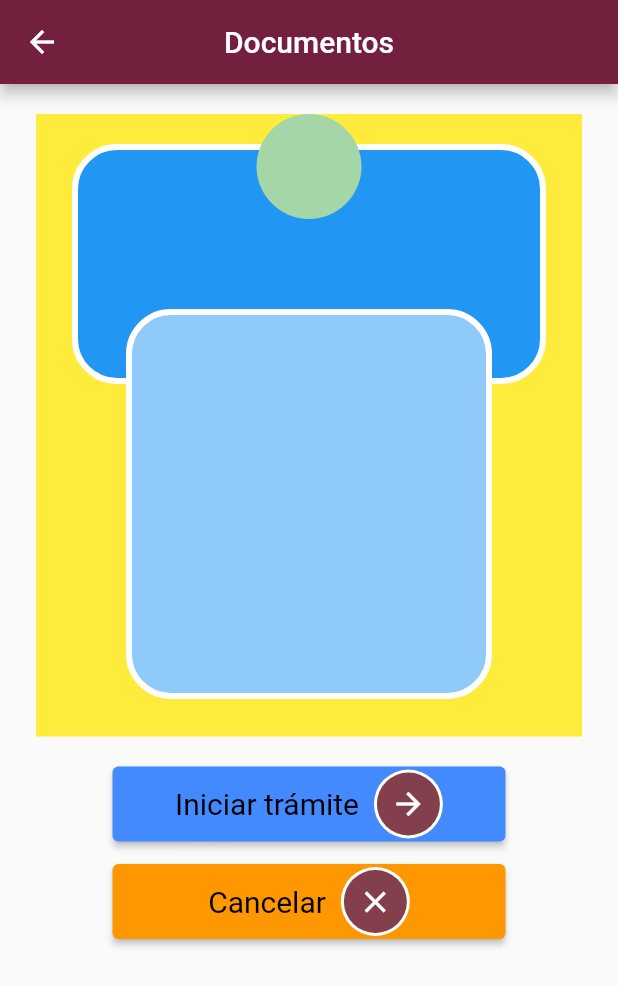
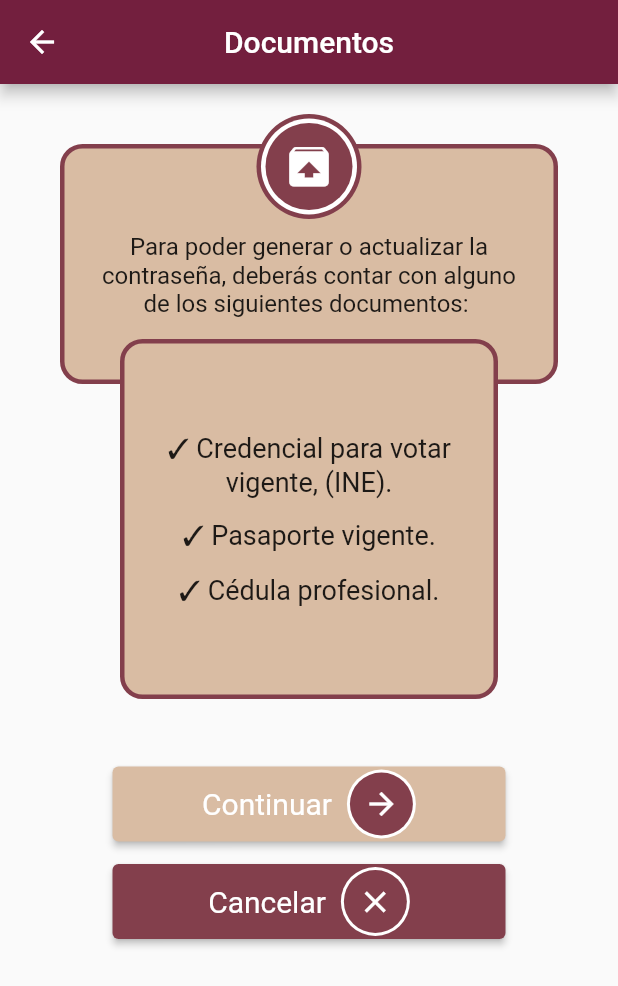
Before and after one commit to luigialejandro/flutter_set_of_decorated_cards, a Flutter app: the screen it shows after launch, after a tap on "Continuar", on a phone screen of 412 x 824 dp. Shown: the top 986 px of the screen. Run offline on Flutter 3.47's test engine with Material 2 defaults, Android fonts, the phone set to English and light mode, and no system bars.

Commit message:
Creation of the informative UI (required documents types) based on the integrated card (stack of avatar plus main container plus second container). So far, this UI is already suitable to the institutional design.

```diff
--- a/lib/card_set_page_body.dart
+++ b/lib/card_set_page_body.dart
@@ -50,7 +50,7 @@ class CardSetPageBody extends StatelessWidget {
             buildButton(
                 stepsTitle: 'Continuar',
                 stepsIcon: Icons.arrow_forward,
-                stepsColor: Color(0xffD9BCA3),
+                stepsColor: Color(0xff833F4C),
                 stepsOnClicked: () => Navigator.of(context).push(
                       MaterialPageRoute(
                         builder: (context) => DocsRequiredCard(),
@@ -213,7 +213,7 @@ class CardSetPageBody extends StatelessWidget {
             children: [
               Text(
                 stepsTitle,
-                style: TextStyle(color: Colors.black),
+                style: TextStyle(color: Colors.white),
               ),
               const SizedBox(width: 10),
               CircleAvatar(
--- a/lib/docs_required_card.dart
+++ b/lib/docs_required_card.dart
@@ -37,9 +37,9 @@ class _DocsRequiredCardState extends State<DocsRequiredCard> {
   Widget integratedDocsCard(context) {
     return Container(
         height: 415,
-        color: Colors.yellow,
+        //color: Color(0xff833F4C),
         width: MediaQuery.of(context).size.width,
-        margin: EdgeInsets.symmetric(horizontal: 24, vertical: 20),
+        margin: EdgeInsets.symmetric(horizontal: 20, vertical: 20),
         child: Stack(
           children: [
             mainDocsContainer(context),
@@ -54,11 +54,23 @@ class _DocsRequiredCardState extends State<DocsRequiredCard> {
       //color: Colors.blue[500],
       height: 160,
       width: MediaQuery.of(context).size.width,
-      margin: EdgeInsets.symmetric(horizontal: 24, vertical: 20),
+      margin: EdgeInsets.symmetric(horizontal: 20, vertical: 20),
       decoration: BoxDecoration(
-        color: Colors.blue[500],
-        border: Border.all(width: 4.0, color: Colors.white),
-        borderRadius: BorderRadius.all(Radius.circular(30.0)),
+        color: Color(0xffD9BCA3),
+        border: Border.all(width: 3.0, color: Color(0xff833F4C)),
+        borderRadius: BorderRadius.all(Radius.circular(15.0)),
+      ),
+      child: Column(
+        mainAxisAlignment: MainAxisAlignment.center,
+        children: [
+          SizedBox(height: 15),
+          Text('Para poder generar o actualizar la',
+              style: TextStyle(fontSize: 16)),
+          Text('contraseña, deberás contar con alguno',
+              style: TextStyle(fontSize: 16)),
+          Text('de los siguientes documentos: ',
+              style: TextStyle(fontSize: 16)),
+        ],
       ),
     );
   }
@@ -66,14 +78,25 @@ class _DocsRequiredCardState extends State<DocsRequiredCard> {
   Widget secondDocsContainer(context) {
     return Container(
       //color: Colors.blue[200],
-      height: 260,
+      height: 240,
       width: MediaQuery.of(context).size.width,
-      margin: EdgeInsets.only(left: 60, right: 60, top: 130),
+      margin: EdgeInsets.only(left: 60, right: 60, top: 150),
       alignment: FractionalOffset.bottomCenter,
       decoration: BoxDecoration(
-        color: Colors.blue[200],
-        border: Border.all(width: 4.0, color: Colors.white),
-        borderRadius: BorderRadius.all(Radius.circular(30.0)),
+        color: Color(0xffD9BCA3),
+        border: Border.all(width: 3.0, color: Color(0xff833F4C)),
+        borderRadius: BorderRadius.all(Radius.circular(15.0)),
+      ),
+      child: Column(
+        mainAxisAlignment: MainAxisAlignment.center,
+        children: [
+          Text('✓ Credencial para votar', style: TextStyle(fontSize: 18)),
+          Text('vigente, (INE).', style: TextStyle(fontSize: 18)),
+          SizedBox(height: 12),
+          Text('✓ Pasaporte vigente.', style: TextStyle(fontSize: 18)),
+          SizedBox(height: 12),
+          Text('✓ Cédula profesional.', style: TextStyle(fontSize: 18)),
+        ],
       ),
     );
   }
@@ -87,8 +110,21 @@ class _DocsRequiredCardState extends State<DocsRequiredCard> {
         //margin: EdgeInsets.symmetric(horizontal: 150),
         //color: Colors.red,
         child: CircleAvatar(
+          backgroundColor: Color(0xff833F4C),
           radius: 35,
-          backgroundColor: Colors.green[200],
+          child: CircleAvatar(
+            radius: 32,
+            backgroundColor: Colors.white,
+            child: CircleAvatar(
+              radius: 29,
+              backgroundColor: Color(0xff833F4C),
+              child: Icon(
+                Icons.unarchive,
+                color: Colors.white,
+                size: 35,
+              ),
+            ),
+          ),
         ),
       ),
     );
@@ -99,17 +135,17 @@ class _DocsRequiredCardState extends State<DocsRequiredCard> {
       child: Column(
         children: [
           buildButton(
-            stepsTitle: 'Iniciar trámite',
+            stepsTitle: 'Continuar',
             stepsIcon: Icons.arrow_forward,
             stepsOnClicked: () {},
-            stepsColor: Colors.blueAccent,
+            stepsColor: Color(0xffD9BCA3),
           ),
           SizedBox(height: 15),
           buildButton(
             stepsTitle: 'Cancelar',
             stepsIcon: Icons.clear,
             stepsOnClicked: () {},
-            stepsColor: Colors.orange,
+            stepsColor: Color(0xff833F4C),
           ),
         ],
       ),
@@ -135,7 +171,7 @@ class _DocsRequiredCardState extends State<DocsRequiredCard> {
             children: [
               Text(
                 stepsTitle,
-                style: TextStyle(color: Colors.black),
+                style: TextStyle(color: Colors.white),
               ),
               const SizedBox(width: 10),
               CircleAvatar(
```
